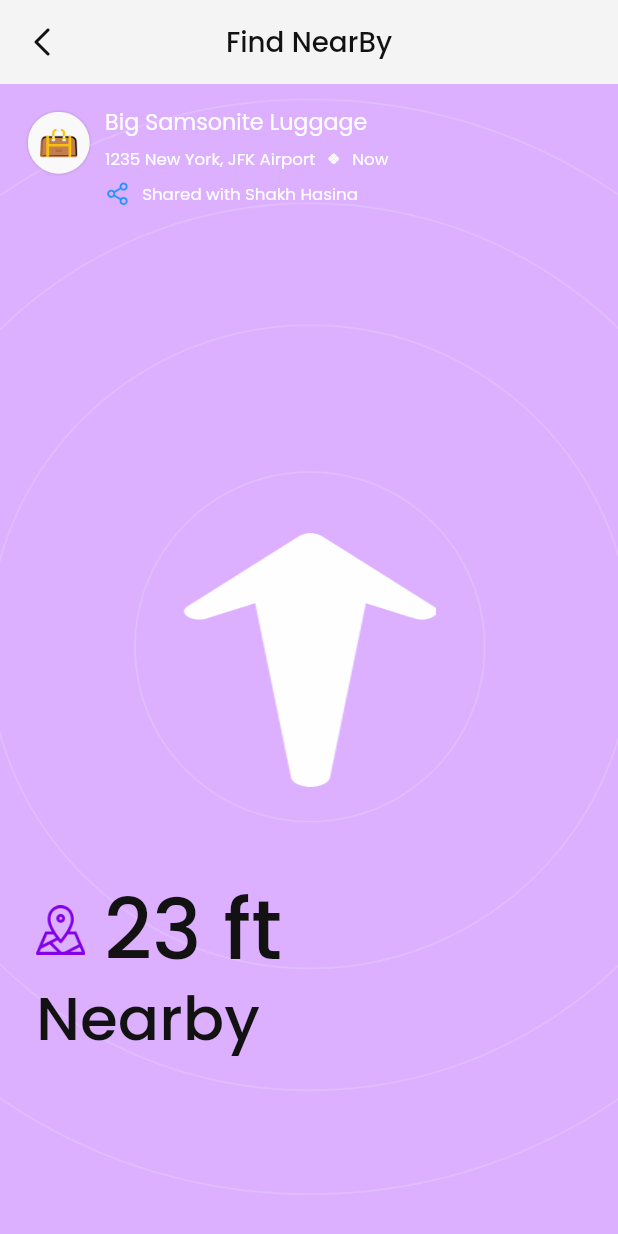
After one commit to billalhossan1/luggage_tracking, a Flutter app: the FindNearby screen opened by its route, on a phone screen of 412 x 824 dp. The commit adds this screen. Run offline on Flutter 3.47's test engine with Material 3 defaults, Android fonts, the phone set to English and light mode, and no system bars; our stand-ins replace flutter_svg, get.

Commit message:
nearby screen ui done

```diff
--- a/lib/const/assets_icons_path.dart
+++ b/lib/const/assets_icons_path.dart
@@ -44,6 +44,7 @@ class AssetsIconsPath {
   final String arrowGreen = "assets/icons/arrow_green_bg.png";
   final String bellRed = "assets/icons/bell_red.png";
   final String voliumWhite = "assets/icons/volium_white.png";
+  final String navigatorIndicator = "assets/icons/nearby_indicator.png";
 
 
   ///========svg img==================
--- a/lib/const/assets_images_path.dart
+++ b/lib/const/assets_images_path.dart
@@ -13,5 +13,6 @@ class AssetsImagesPath {
   final String person = "assets/images/person.jpg";
   final String onBoardingImg = "assets/images/onboarding_img.png";
   final String mapImg = "assets/images/map.png";
+  final String nearbyBg = "assets/images/nearby_bg.png";
 
 }
--- a/lib/routes/app_routes.dart
+++ b/lib/routes/app_routes.dart
@@ -37,4 +37,5 @@ class AppRoutes {
   final String locationScreen = "/location-screen";
   final String otpScreen = "/otp-screen";
   final String trackItemScreen = "/track-item-screen";
+  final String findNearby = "/find-nearby-screen";
 }
--- a/lib/routes/app_routes_file.dart
+++ b/lib/routes/app_routes_file.dart
@@ -18,6 +18,7 @@ import 'package:luggage_tracking/screens/device_screen/device_screen.dart';
 import 'package:luggage_tracking/screens/edit_profile_screen/edir_profile_screen.dart';
 import 'package:luggage_tracking/screens/faq_screen/faq_screen.dart';
 import 'package:luggage_tracking/screens/feedback_screen/feedback_screen.dart';
+import 'package:luggage_tracking/screens/find_nearby/find_nearby.dart';
 import 'package:luggage_tracking/screens/forget_password_screen/forget_password_screen.dart';
 import 'package:luggage_tracking/screens/home_screen/home_screen.dart';
 import 'package:luggage_tracking/screens/location_screen/location_screen.dart';
@@ -108,6 +109,10 @@ List<GetPage> appRootRoutesFile = <GetPage>[
     page: () => const TrackerItemScreen(),
   ),
   GetPage(
+    name: AppRoutes.instance.findNearby,
+    page: () => const FindNearby(),
+  ),
+  GetPage(
     name: AppRoutes.instance.productDetailsScreen,
     binding: AppBinding(),
     page: () => const ProductDetailsScreen(),
--- /dev/null
+++ b/lib/screens/find_nearby/find_nearby.dart
@@ -0,0 +1,164 @@
+import 'package:flutter/material.dart';
+import 'package:luggage_tracking/const/app_colors.dart';
+import 'package:luggage_tracking/const/assets_icons_path.dart';
+import 'package:luggage_tracking/const/assets_images_path.dart';
+import 'package:luggage_tracking/utils/app_size.dart';
+import 'package:luggage_tracking/utils/gap.dart';
+import 'package:luggage_tracking/widgets/app_image/app_image.dart';
+import 'package:luggage_tracking/widgets/appbar/custom_appbar.dart';
+import 'package:luggage_tracking/widgets/texts/app_text.dart';
+
+class FindNearby extends StatelessWidget {
+  const FindNearby({super.key});
+
+  @override
+  Widget build(BuildContext context) {
+    return Scaffold(
+      appBar: CustomAppBar(title: "Find NearBy"),
+      body: Stack(
+        fit: StackFit.expand,
+        children: [
+          // Background Image
+          Image.asset(
+            AssetsImagesPath
+                .instance
+                .nearbyBg, // Make sure this image path is correct
+            fit: BoxFit.cover,
+          ),
+          Container(
+            padding: EdgeInsets.symmetric(horizontal: AppSize.width(value: 14)),
+            width: AppSize.width(value: double.infinity),
+
+            child: Column(
+              children: [
+                InkWell(
+                  onTap: () {},
+                  child: Container(
+                    margin: EdgeInsets.symmetric(
+                      vertical: AppSize.width(value: 6),
+                    ),
+                    padding: EdgeInsets.symmetric(
+                      vertical: AppSize.width(value: 6),
+                    ),
+                    width: AppSize.width(value: double.infinity),
+                    child: Row(
+                      crossAxisAlignment: CrossAxisAlignment.start,
+                      children: [
+                        AppImage(
+                          path: AssetsIconsPath.instance.product3,
+                          width: AppSize.width(value: 40),
+                          height: AppSize.width(value: 40),
+                        ),
+                        Gap(width: AppSize.width(value: 8)),
+                        Column(
+                          crossAxisAlignment: CrossAxisAlignment.start,
+                          children: [
+                            AppText(
+                              data: "Big Samsonite Luggage",
+                              fontSize: AppSize.width(value: 14),
+                              fontWeight: FontWeight.w400,
+                              color: AppColors.instance.white50,
+                            ),
+                            SizedBox(height: AppSize.width(value: 6)),
+                            Row(
+                              children: [
+                                AppText(
+                                  data: "1235 New York, JFK Airport",
+                                  fontSize: AppSize.width(value: 12),
+                                  fontWeight: FontWeight.w400,
+                                  color: AppColors.instance.white50,
+                                ),
+                                Gap(width: AppSize.width(value: 8)),
+                                Icon(
+                                  Icons.pix,
+                                  size: AppSize.width(value: 8),
+                                  color: AppColors.instance.white50,
+                                ),
+                                Gap(width: AppSize.width(value: 8)),
+                                AppText(
+                                  data: "Now",
+                                  fontSize: AppSize.width(value: 12),
+                                  fontWeight: FontWeight.w400,
+                                  color: AppColors.instance.white50,
+                                ),
+                              ],
+                            ),
+                            SizedBox(height: AppSize.width(value: 6)),
+                            Row(
+                              children: [
+                                AppImage(
+                                  path: AssetsIconsPath.instance.share,
+                                  width: AppSize.width(value: 14),
+                                  height: AppSize.width(value: 14),
+                                ),
+                                Gap(width: AppSize.width(value: 8)),
+                                AppText(
+                                  data: "Shared with Shakh Hasina",
+                                  fontSize: AppSize.width(value: 12),
+                                  fontWeight: FontWeight.w400,
+                                  color: AppColors.instance.white50,
+                                ),
+                              ],
+                            ),
+                          ],
+                        ),
+                      ],
+                    ),
+                  ),
+                ),
+              ],
+            ),
+          ),
+          Align(
+            alignment: Alignment.center,
+            child: SizedBox(
+              width: AppSize.width(value: 154),
+              height: AppSize.width(value: 154),
+              child: AppImage(
+                path: AssetsIconsPath.instance.navigatorIndicator,
+              ),
+            ),
+          ),
+
+          // Overlay content
+          Padding(
+            padding: const EdgeInsets.symmetric(
+              horizontal: 24.0,
+              vertical: 120.0,
+            ),
+            child: Column(
+              mainAxisAlignment: MainAxisAlignment.end,
+              crossAxisAlignment: CrossAxisAlignment.start,
+              children: [
+                Row(
+                  children: [
+                    AppImage(
+                      path: AssetsIconsPath.instance.navigateIcon,
+                      width: AppSize.width(value: 30),
+                      height: AppSize.width(value: 30),
+                    ),
+                    Gap(width: AppSize.width(value: 10)),
+                    AppText(
+                      data: "23 ft",
+                      fontSize: AppSize.width(value: 56),
+                      fontWeight: FontWeight.w500,
+                      color: AppColors.instance.black500,
+                    ),
+                  ],
+                ),
+
+                Gap(height: AppSize.width(value: 4)),
+                AppText(
+                  data: "Nearby",
+                  fontSize: AppSize.width(value: 42),
+                  fontWeight: FontWeight.w500,
+                  color: AppColors.instance.black500,
+                ),
+              ],
+            ),
+          ),
+        ],
+      ),
+    );
+  }
+}
--- a/lib/screens/tracker_item_screen/tracker_item_screen.dart
+++ b/lib/screens/tracker_item_screen/tracker_item_screen.dart
@@ -3,6 +3,7 @@ import 'package:get/get.dart';
 import 'package:luggage_tracking/const/app_colors.dart';
 import 'package:luggage_tracking/const/assets_icons_path.dart';
 import 'package:luggage_tracking/const/assets_images_path.dart';
+import 'package:luggage_tracking/routes/app_routes.dart';
 import 'package:luggage_tracking/screens/tracker_item_screen/controller/tracker_controller.dart';
 import 'package:luggage_tracking/screens/tracker_item_screen/widgets/icon_text_column.dart';
 import 'package:luggage_tracking/screens/tracker_item_screen/widgets/item_tracker_widget.dart';
@@ -172,10 +173,7 @@ class TrackerItemScreen extends StatelessWidget {
 }
 
 class TrackItemCardSection extends StatelessWidget {
-  const TrackItemCardSection({
-    super.key,
-    required this.controller,
-  });
+  const TrackItemCardSection({super.key, required this.controller});
 
   final TrackerController controller;
 
@@ -198,51 +196,33 @@ class TrackItemCardSection extends StatelessWidget {
                         AppDivider(),
                         Row(
                           children: [
-                            Expanded(
-                              child: IconTextColumn(),
-                            ),
-                            Gap(
-                              width: AppSize.width(
-                                value: 8,
-                              ),
-                            ),
+                            Expanded(child: IconTextColumn()),
+                            Gap(width: AppSize.width(value: 8)),
                             Expanded(
                               child: IconTextColumn(
+                                onTap: () {
+                                  Get.toNamed(AppRoutes.instance.findNearby);
+                                },
                                 text: "Find Nearby",
-                                iconPath:
-                                    AssetsIconsPath
-                                        .instance
-                                        .arrowGreen,
+                                iconPath: AssetsIconsPath.instance.arrowGreen,
                               ),
                             ),
                           ],
                         ),
-                        Gap(
-                          height: AppSize.width(value: 8),
-                        ),
+                        Gap(height: AppSize.width(value: 8)),
                         Row(
                           children: [
                             Expanded(
                               child: IconTextColumn(
                                 text: "Share Item",
-                                iconPath:
-                                    AssetsIconsPath
-                                        .instance
-                                        .addUser,
+                                iconPath: AssetsIconsPath.instance.addUser,
                               ),
                             ),
-                            Gap(
-                              width: AppSize.width(
-                                value: 8,
-                              ),
-                            ),
+                            Gap(width: AppSize.width(value: 8)),
                             Expanded(
                               child: IconTextColumn(
                                 text: "Notification",
-                                iconPath:
-                                    AssetsIconsPath
-                                        .instance
-                                        .bellRed,
+                                iconPath: AssetsIconsPath.instance.bellRed,
                               ),
                             ),
                           ],
--- a/lib/screens/tracker_item_screen/widgets/icon_text_column.dart
+++ b/lib/screens/tracker_item_screen/widgets/icon_text_column.dart
@@ -9,11 +9,14 @@ import 'package:luggage_tracking/widgets/texts/app_text.dart';
 class IconTextColumn extends StatelessWidget {
   final String? iconPath;
   final String? text;
-  const IconTextColumn({super.key, this.iconPath, this.text});
+  final Function()? onTap;
+  const IconTextColumn({super.key, this.iconPath, this.text, this.onTap});
 
   @override
   Widget build(BuildContext context) {
-    return Container(
+    return GestureDetector(
+      onTap: onTap,
+      child: Container(
         padding: EdgeInsets.symmetric(
           vertical: AppSize.width(value: 26),
           horizontal: AppSize.width(value: 16),
@@ -47,6 +50,7 @@ class IconTextColumn extends StatelessWidget {
             ),
           ],
         ),
+      ),
     );
   }
 }
--- a/lib/widgets/appbar/custom_appbar.dart
+++ b/lib/widgets/appbar/custom_appbar.dart
@@ -22,9 +22,9 @@ class CustomAppBar extends StatelessWidget implements PreferredSizeWidget {
       preferredSize: preferredSize,
       child: Container(
         decoration: BoxDecoration(
-          color: AppColors.instance.white50,
+          // color: AppColors.instance.white50,
           borderRadius: const BorderRadius.vertical(
-            bottom: Radius.circular(12),
+            bottom: Radius.circular(24),
           ),
         ),
         child: AppBar(
```
Also changed, not shown: assets/icons/nearby_indicator.png (added), assets/images/nearby_bg.png (added). Lines whose indentation alone changed are shown as unchanged.
